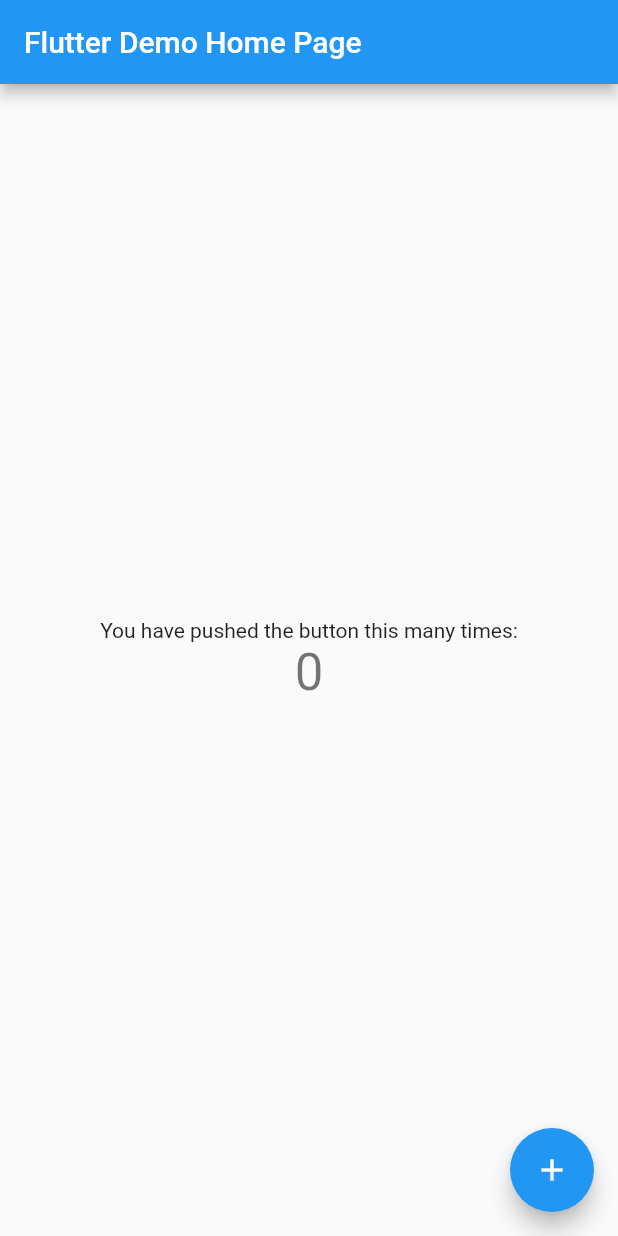
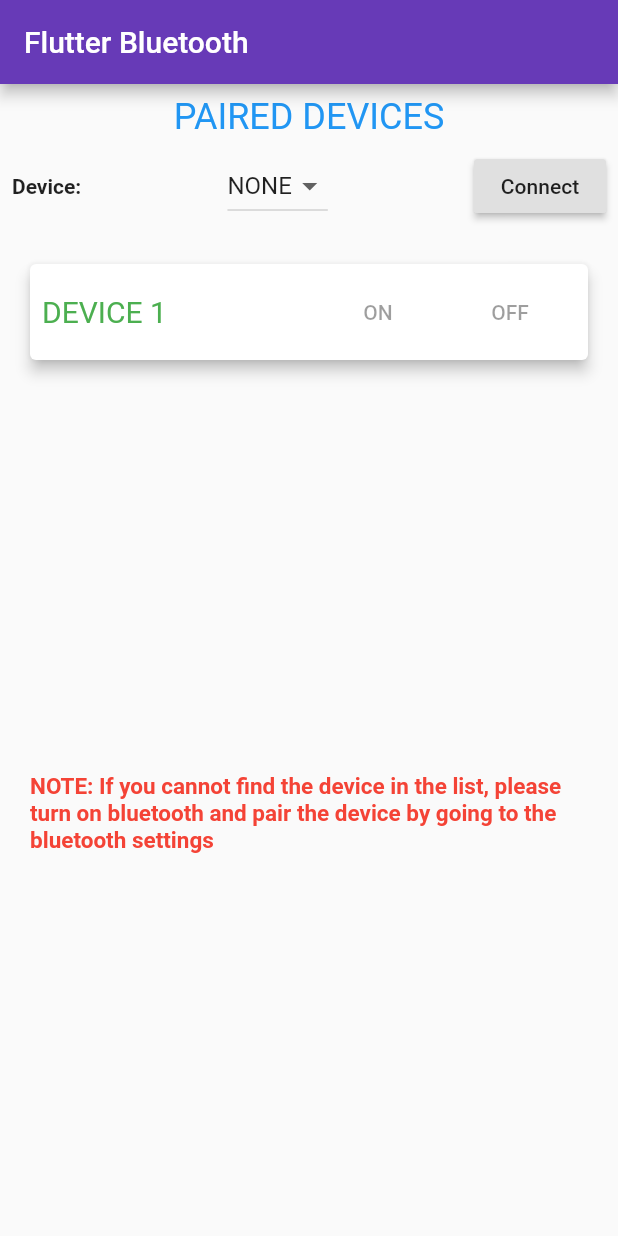
Before and after one commit to EANimesha/Healthy_Insole_Project, a Flutter app: the screen it shows after launch, on a phone screen of 412 x 824 dp. Run offline on Flutter 3.47's test engine with Material 2 defaults, Android fonts, the light colour scheme and no system bars; our stand-ins replace flutter_bluetooth_serial.

Commit message:
new update

```diff
--- /dev/null
+++ b/mobile_demo/lib/bt-controller.dart
@@ -0,0 +1,42 @@
+import 'package:flutter/services.dart';
+import 'dart:async';
+
+class BTController {
+
+    static const platform = const MethodChannel('flutter.native/helper');
+
+    static Function _onData = (String string) => { };
+
+    static init(Function onData) {
+
+        _onData = onData;
+        platform.setMethodCallHandler(_handler);
+    }
+
+    static Future<dynamic> _handler(MethodCall call) {
+
+        return Future.value(_onData(call.arguments));
+    }
+
+    static Future<List<dynamic>> enumerateDevices() async {
+
+        print('enumerating devices');
+
+        try { return await platform.invokeMethod('enumerate-devices'); }
+        on PlatformException catch (e) { return []; }
+    }
+
+    static Future<void> connect(String address) async {
+
+        print('connecting ' + address);
+
+        try { return await platform.invokeMethod('connect', address); }
+        on PlatformException catch (e) {  }
+    }
+
+    static Future<void> transmit(String data) async {
+
+        try { return await platform.invokeMethod('transmit', data); }
+        on PlatformException catch (e) {  }
+    }
+}
--- a/mobile_demo/lib/main.dart
+++ b/mobile_demo/lib/main.dart
@@ -1,111 +1,275 @@
+// For performing some operations asynchronously
+import 'dart:async';
+
+// For using PlatformException
+import 'package:flutter/services.dart';
+
 import 'package:flutter/material.dart';
+import 'package:flutter_bluetooth_serial/flutter_bluetooth_serial.dart';
 
 void main() => runApp(MyApp());
 
 class MyApp extends StatelessWidget {
-  // This widget is the root of your application.
   @override
   Widget build(BuildContext context) {
     return MaterialApp(
       title: 'Flutter Demo',
       theme: ThemeData(
-        // This is the theme of your application.
-        //
-        // Try running your application with "flutter run". You'll see the
-        // application has a blue toolbar. Then, without quitting the app, try
-        // changing the primarySwatch below to Colors.green and then invoke
-        // "hot reload" (press "r" in the console where you ran "flutter run",
-        // or simply save your changes to "hot reload" in a Flutter IDE).
-        // Notice that the counter didn't reset back to zero; the application
-        // is not restarted.
         primarySwatch: Colors.blue,
       ),
-      home: MyHomePage(title: 'Flutter Demo Home Page'),
+      home: BluetoothApp(),
     );
   }
 }
 
-class MyHomePage extends StatefulWidget {
-  MyHomePage({Key key, this.title}) : super(key: key);
+class BluetoothApp extends StatefulWidget {
+  @override
+  _BluetoothAppState createState() => _BluetoothAppState();
+}
 
-  // This widget is the home page of your application. It is stateful, meaning
-  // that it has a State object (defined below) that contains fields that affect
-  // how it looks.
+class _BluetoothAppState extends State<BluetoothApp> {
+  // Initializing a global key, as it would help us in showing a SnackBar later
+  final GlobalKey<ScaffoldState> _scaffoldKey = new GlobalKey<ScaffoldState>();
+  // Get the instance of the bluetooth
+  FlutterBluetoothSerial bluetooth = FlutterBluetoothSerial.instance;
 
-  // This class is the configuration for the state. It holds the values (in this
-  // case the title) provided by the parent (in this case the App widget) and
-  // used by the build method of the State. Fields in a Widget subclass are
-  // always marked "final".
-
-  final String title;
+  // Define some variables, which will be required later
+  List<BluetoothDevice> _devicesList = [];
+  BluetoothDevice _device;
+  bool _connected = false;
+  bool _pressed = false;
 
   @override
-  _MyHomePageState createState() => _MyHomePageState();
+  void initState() {
+    super.initState();
+    bluetoothConnectionState();
   }
 
-class _MyHomePageState extends State<MyHomePage> {
-  int _counter = 0;
+  // We are using async callback for using await
+  Future<void> bluetoothConnectionState() async {
+    List<BluetoothDevice> devices = [];
 
-  void _incrementCounter() {
+    // To get the list of paired devices
+    try {
+      devices = await bluetooth.getBondedDevices();
+    } on PlatformException {
+      print("Error");
+    }
+
+    // For knowing when bluetooth is connected and when disconnected
+    bluetooth.onStateChanged().listen((state) {
+      switch (state) {
+        case FlutterBluetoothSerial.CONNECTED:
           setState(() {
-      // This call to setState tells the Flutter framework that something has
-      // changed in this State, which causes it to rerun the build method below
-      // so that the display can reflect the updated values. If we changed
-      // _counter without calling setState(), then the build method would not be
-      // called again, and so nothing would appear to happen.
-      _counter++;
+            _connected = true;
+            _pressed = false;
+          });
+
+          break;
+
+        case FlutterBluetoothSerial.DISCONNECTED:
+          setState(() {
+            _connected = false;
+            _pressed = false;
+          });
+          break;
+
+        default:
+          print(state);
+          break;
+      }
+    });
+
+    // It is an error to call [setState] unless [mounted] is true.
+    if (!mounted) {
+      return;
+    }
+
+    // Store the [devices] list in the [_devicesList] for accessing
+    // the list outside this class
+    setState(() {
+      _devicesList = devices;
     });
   }
 
+  // Now, its time to build the UI
   @override
   Widget build(BuildContext context) {
-    // This method is rerun every time setState is called, for instance as done
-    // by the _incrementCounter method above.
-    //
-    // The Flutter framework has been optimized to make rerunning build methods
-    // fast, so that you can just rebuild anything that needs updating rather
-    // than having to individually change instances of widgets.
-    return Scaffold(
+    return MaterialApp(
+      home: Scaffold(
+        key: _scaffoldKey,
         appBar: AppBar(
-        // Here we take the value from the MyHomePage object that was created by
-        // the App.build method, and use it to set our appbar title.
-        title: Text(widget.title),
+          title: Text("Flutter Bluetooth"),
+          backgroundColor: Colors.deepPurple,
         ),
-      body: Center(
-        // Center is a layout widget. It takes a single child and positions it
-        // in the middle of the parent.
+        body: Container(
           child: Column(
-          // Column is also a layout widget. It takes a list of children and
-          // arranges them vertically. By default, it sizes itself to fit its
-          // children horizontally, and tries to be as tall as its parent.
-          //
-          // Invoke "debug painting" (press "p" in the console, choose the
-          // "Toggle Debug Paint" action from the Flutter Inspector in Android
-          // Studio, or the "Toggle Debug Paint" command in Visual Studio Code)
-          // to see the wireframe for each widget.
-          //
-          // Column has various properties to control how it sizes itself and
-          // how it positions its children. Here we use mainAxisAlignment to
-          // center the children vertically; the main axis here is the vertical
-          // axis because Columns are vertical (the cross axis would be
-          // horizontal).
-          mainAxisAlignment: MainAxisAlignment.center,
+            mainAxisSize: MainAxisSize.max,
+            children: <Widget>[
+              Padding(
+                padding: const EdgeInsets.only(top: 8.0),
+                child: Text(
+                  "PAIRED DEVICES",
+                  style: TextStyle(fontSize: 24, color: Colors.blue),
+                  textAlign: TextAlign.center,
+                ),
+              ),
+              Padding(
+                padding: const EdgeInsets.all(8.0),
+                child: Row(
+                  mainAxisAlignment: MainAxisAlignment.spaceBetween,
                   children: <Widget>[
                     Text(
-              'You have pushed the button this many times:',
+                      'Device:',
+                      style: TextStyle(
+                        fontWeight: FontWeight.bold,
                       ),
-            Text(
-              '$_counter',
-              style: Theme.of(context).textTheme.display1,
+                    ),
+                    DropdownButton(
+                      items: _getDeviceItems(),
+                      onChanged: (value) => setState(() => _device = value),
+                      value: _device,
+                    ),
+                    RaisedButton(
+                      onPressed:
+                          _pressed ? null : _connected ? _disconnect : _connect,
+                      child: Text(_connected ? 'Disconnect' : 'Connect'),
                     ),
                   ],
                 ),
               ),
-      floatingActionButton: FloatingActionButton(
-        onPressed: _incrementCounter,
-        tooltip: 'Increment',
-        child: Icon(Icons.add),
-      ), // This trailing comma makes auto-formatting nicer for build methods.
+              Padding(
+                padding: const EdgeInsets.all(16.0),
+                child: Card(
+                  elevation: 4,
+                  child: Padding(
+                    padding: const EdgeInsets.all(8.0),
+                    child: Row(
+                      children: <Widget>[
+                        Expanded(
+                          child: Text(
+                            "DEVICE 1",
+                            style: TextStyle(
+                              fontSize: 20,
+                              color: Colors.green,
+                            ),
+                          ),
+                        ),
+                        FlatButton(
+                          onPressed:
+                              _connected ? _sendOnMessageToBluetooth : null,
+                          child: Text("ON"),
+                        ),
+                        FlatButton(
+                          onPressed:
+                              _connected ? _sendOffMessageToBluetooth : null,
+                          child: Text("OFF"),
+                        ),
+                      ],
+                    ),
+                  ),
+                ),
+              ),
+              Expanded(
+                child: Padding(
+                  padding: const EdgeInsets.all(20),
+                  child: Center(
+                    child: Text(
+                      "NOTE: If you cannot find the device in the list, please turn on bluetooth and pair the device by going to the bluetooth settings",
+                      style: TextStyle(
+                          fontSize: 15,
+                          fontWeight: FontWeight.bold,
+                          color: Colors.red),
+                    ),
+                  ),
+                ),
+              )
+            ],
+          ),
+        ),
+      ),
+    );
+  }
+
+  // Create the List of devices to be shown in Dropdown Menu
+  List<DropdownMenuItem<BluetoothDevice>> _getDeviceItems() {
+    List<DropdownMenuItem<BluetoothDevice>> items = [];
+    if (_devicesList.isEmpty) {
+      items.add(DropdownMenuItem(
+        child: Text('NONE'),
+      ));
+    } else {
+      _devicesList.forEach((device) {
+        items.add(DropdownMenuItem(
+          child: Text(device.name),
+          value: device,
+        ));
+      });
+    }
+    return items;
+  }
+
+  // Method to connect to bluetooth
+  void _connect() {
+    if (_device == null) {
+      show('No device selected');
+    } else {
+      bluetooth.isConnected.then((isConnected) {
+        if (!isConnected) {
+          bluetooth
+              .connect(_device)
+              .timeout(Duration(seconds: 10))
+              .catchError((error) {
+            setState(() => _pressed = false);
+          });
+          setState(() => _pressed = true);
+        }
+      });
+    }
+  }
+
+  // Method to disconnect bluetooth
+  void _disconnect() {
+    bluetooth.disconnect();
+    setState(() => _pressed = true);
+  }
+
+  // Method to send message,
+  // for turning the bletooth device on
+  void _sendOnMessageToBluetooth() {
+    bluetooth.isConnected.then((isConnected) {
+      if (isConnected) {
+        bluetooth.write("1");
+        show('Device Turned On');
+      }
+    });
+  }
+
+  // Method to send message,
+  // for turning the bletooth device off
+  void _sendOffMessageToBluetooth() {
+    bluetooth.isConnected.then((isConnected) {
+      if (isConnected) {
+        bluetooth.write("0");
+        show('Device Turned Off');
+      }
+    });
+  }
+
+  // Method to show a Snackbar,
+  // taking message as the text
+  Future show(
+    String message, {
+    Duration duration: const Duration(seconds: 3),
+  }) async {
+    await new Future.delayed(new Duration(milliseconds: 100));
+    _scaffoldKey.currentState.showSnackBar(
+      new SnackBar(
+        content: new Text(
+          message,
+        ),
+        duration: duration,
+      ),
     );
   }
 }
--- a/mobile_demo/pubspec.yaml
+++ b/mobile_demo/pubspec.yaml
@@ -23,6 +23,9 @@
   # The following adds the Cupertino Icons font to your application.
   # Use with the CupertinoIcons class for iOS style icons.
   cupertino_icons: ^0.1.2
+  flutter_bluetooth_serial:
+  flutter_blue: ^0.6.0+1
+  flutter_sparkline: ^0.1.0
 
 dev_dependencies:
   flutter_test:
```
Also changed, not shown: mobile_demo/pubspec.lock, 5 other files. Lines whose indentation alone changed are shown as unchanged.
